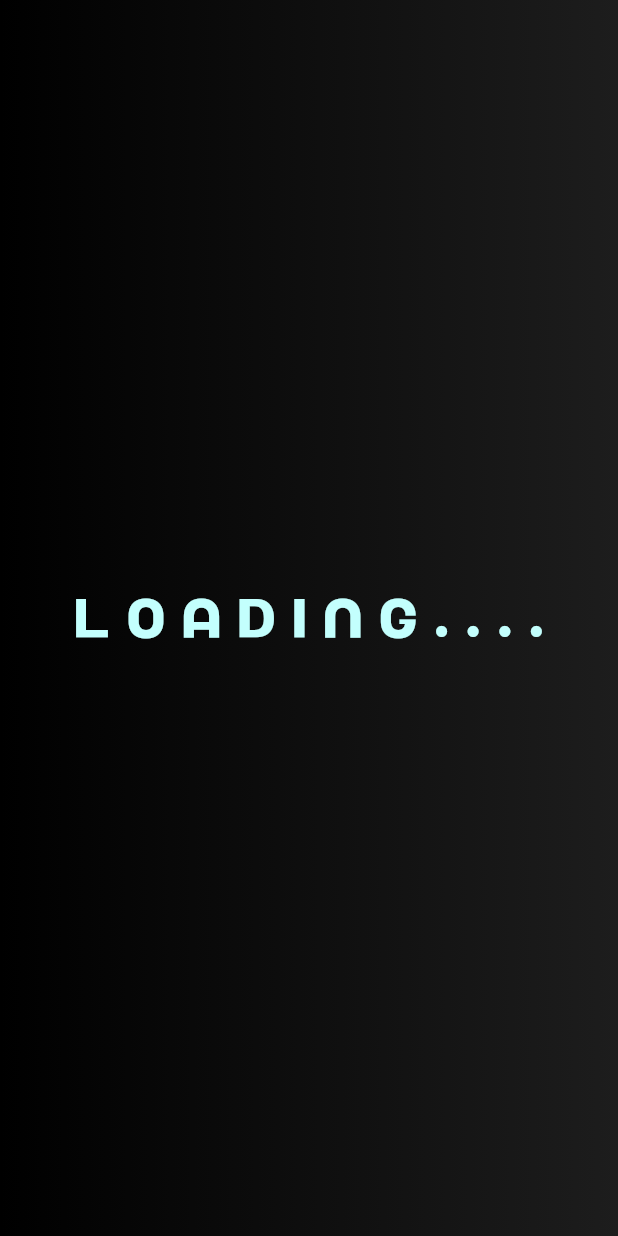
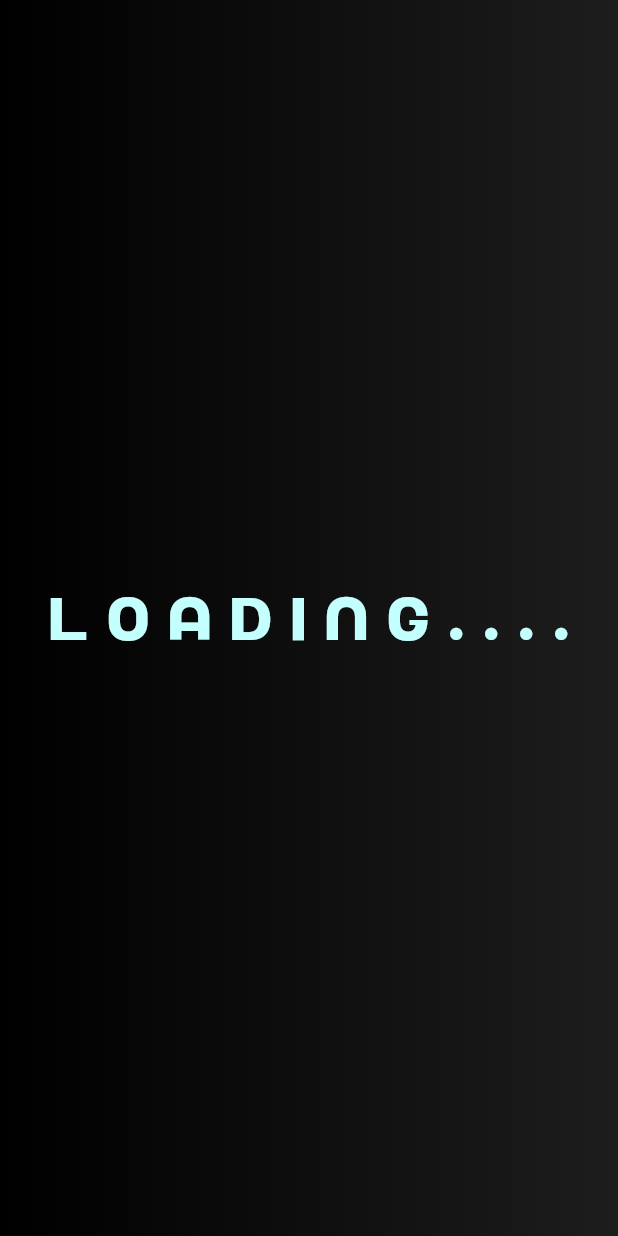
Before and after one commit to 1Shibam/portfolio_web, a Flutter app: the LandingScreen screen opened by its route, on a phone screen of 412 x 824 dp. Run offline on Flutter 3.47's test engine with Material 3 defaults, Android fonts, the phone set to English and light mode, and no system bars; drawn by our look-alikes of animated_text_kit; our stand-ins replace flutter_animate, flutter_riverpod, flutter_svg, go_router, web, youtube_player_iframe.

Commit message:
update styles and layout screen

```diff
--- a/lib/theme/text_styles.dart
+++ b/lib/theme/text_styles.dart
@@ -1,71 +1,70 @@
 import 'package:flutter/material.dart';
 import 'package:portfolio_web/theme/colors.dart';
-
 import 'fonts.dart';
 
-double adaptiveFontSize(BuildContext context, double baseSize) {
-  double width = MediaQuery.of(context).size.width;
+class AppTextStyles {
+  static const double _normalSize = 16;
+  static const double _boldSize = 20;
+  static const double _headingSize = 40;
+  static const double _heading2Size = 28;
+  static const double _subheadingSize = 24;
+  static const double _subheading2Size = 20;
+  static const double _buttonSize = 16;
 
-  if (width < 600) {
-    return baseSize * 0.9; // Small screens (mobile)
-  } else if (width < 1200) {
-    return baseSize; // Medium screens (tablets)
-  } else {
-    return baseSize * 1.2; // Large screens (desktop)
-  }
-}
-
-class AppTextStyles {
-  static TextStyle normal(BuildContext context) => TextStyle(
+  static TextStyle normal(BuildContext context) => const TextStyle(
         fontFamily: nuraNormal,
         fontWeight: FontWeight.normal,
-        fontSize: adaptiveFontSize(context, 16),
+        fontSize: _normalSize,
         color: AppColors.light,
       );
 
-  static TextStyle medium(BuildContext context) => TextStyle(
+  static TextStyle medium(BuildContext context) => const TextStyle(
         fontFamily: nuraMedium,
         fontWeight: FontWeight.w500,
-        fontSize: adaptiveFontSize(context, 16),
-        color: const Color.fromARGB(255, 165, 215, 214),
+        fontSize: _normalSize,
+        color: Color.fromARGB(255, 165, 215, 214),
       );
 
-  static TextStyle bold(BuildContext context) => TextStyle(
+  static TextStyle bold(BuildContext context) => const TextStyle(
         fontFamily: nuraBold,
         fontWeight: FontWeight.bold,
-        fontSize: adaptiveFontSize(context, 20),
+        fontSize: _boldSize,
         color: AppColors.light,
       );
 
-  static TextStyle heading(BuildContext context) => TextStyle(
-      fontFamily: nuraBold,
-      fontWeight: FontWeight.bold,
-      fontSize: adaptiveFontSize(context, 40),
-      color: AppColors.light);
-  static TextStyle heading2(BuildContext context) => TextStyle(
-      fontFamily: nuraBold,
-      fontWeight: FontWeight.bold,
-      fontSize: adaptiveFontSize(context, 28),
-      color: AppColors.light);
+  static TextStyle heading(BuildContext context) => const TextStyle(
+        fontFamily: nuraBold,
+        fontWeight: FontWeight.bold,
+        fontSize: _headingSize,
+        color: AppColors.light,
+      );
 
-  static TextStyle subheading(BuildContext context) => TextStyle(
+  static TextStyle heading2(BuildContext context) => const TextStyle(
+        fontFamily: nuraBold,
+        fontWeight: FontWeight.bold,
+        fontSize: _heading2Size,
+        color: AppColors.light,
+      );
+
+  static TextStyle subheading(BuildContext context) => const TextStyle(
         fontFamily: nuraMedium,
         fontWeight: FontWeight.w500,
-        fontSize: adaptiveFontSize(context, 24),
-        color: const Color.fromARGB(255, 165, 215, 214),
+        fontSize: _subheadingSize,
+        color: Color.fromARGB(255, 165, 215, 214),
       );
-  static TextStyle subheading2(BuildContext context) => TextStyle(
+
+  static TextStyle subheading2(BuildContext context) => const TextStyle(
         fontFamily: nuraMedium,
         fontWeight: FontWeight.w500,
-        fontSize: adaptiveFontSize(context, 20),
-        color: const Color.fromARGB(255, 165, 215, 214),
+        fontSize: _subheading2Size,
+        color: Color.fromARGB(255, 165, 215, 214),
       );
 
-  static TextStyle button(BuildContext context) => TextStyle(
+  static TextStyle button(BuildContext context) => const TextStyle(
         fontFamily: nuraBold,
         fontWeight: FontWeight.bold,
-        fontSize: adaptiveFontSize(context, 16),
+        fontSize: _buttonSize,
         letterSpacing: 1.2,
-        color: const Color.fromARGB(255, 165, 215, 214),
+        color: Color.fromARGB(255, 165, 215, 214),
       );
 }
```
Also changed, not shown: lib/responsive/tablet/tablet_screen_layout.dart (+6 -40 lines).
